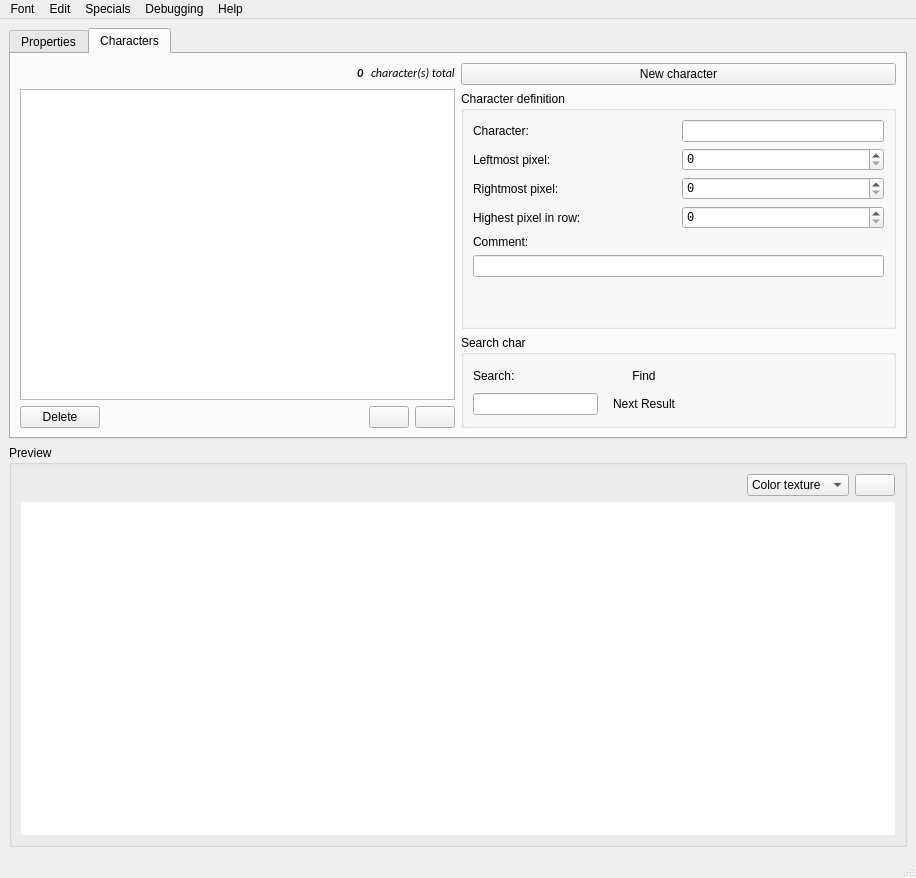
pietr26/OMSI-Tools, file OTModules/wFonts/wfonts.ui: the form before one commit.
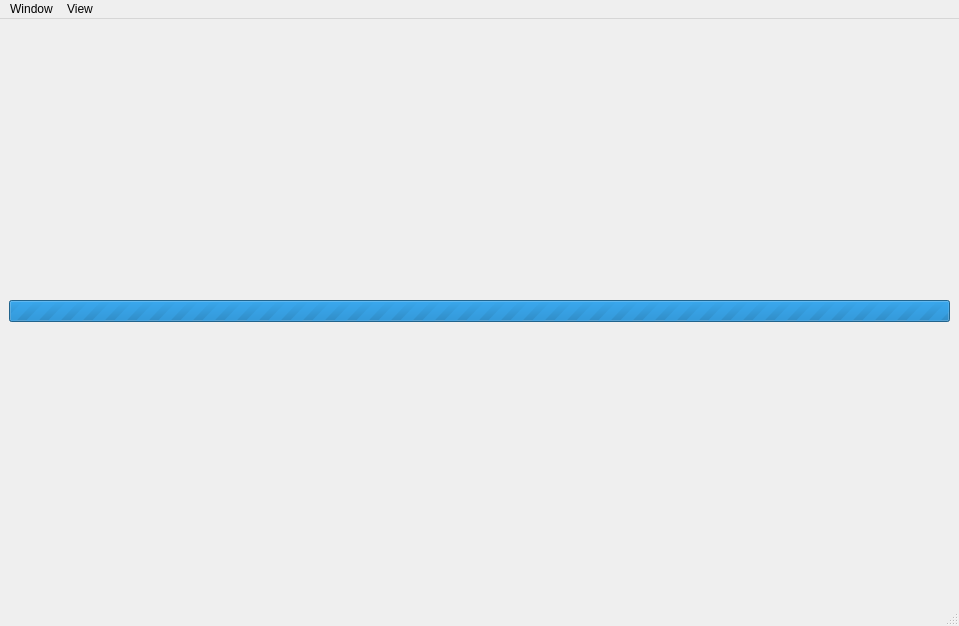
The form after the commit. Icons and pictures are not drawn.

Commit message: Base layout of new wFonts

The edit to the form file:
```diff
--- a/OTModules/wFonts/wfonts.ui
+++ b/OTModules/wFonts/wfonts.ui
@@ -6,8 +6,8 @@
    <rect>
     <x>0</x>
     <y>0</y>
-    <width>916</width>
-    <height>878</height>
+    <width>959</width>
+    <height>626</height>
    </rect>
   </property>
   <property name="acceptDrops">
@@ -21,801 +21,18 @@
     <normaloff>:/rec/data/icons/wFonts.svg</normaloff>:/rec/data/icons/wFonts.svg</iconset>
   </property>
   <widget class="QWidget" name="centralwidget">
-   <layout class="QVBoxLayout" name="verticalLayout_7">
+   <layout class="QVBoxLayout" name="verticalLayout">
     <item>
-     <layout class="QHBoxLayout" name="horizontalLayout">
-      <property name="sizeConstraint">
-       <enum>QLayout::SetMinAndMaxSize</enum>
+     <widget class="QProgressBar" name="pgbProgress">
+      <property name="maximum">
+       <number>0</number>
       </property>
-      <item>
-       <layout class="QVBoxLayout" name="verticalLayout">
-        <item>
-         <widget class="QTabWidget" name="twgFont">
-          <property name="sizePolicy">
-           <sizepolicy hsizetype="Expanding" vsizetype="Preferred">
-            <horstretch>0</horstretch>
-            <verstretch>0</verstretch>
-           </sizepolicy>
-          </property>
-          <property name="minimumSize">
-           <size>
-            <width>600</width>
-            <height>0</height>
-           </size>
-          </property>
-          <property name="tabShape">
-           <enum>QTabWidget::Rounded</enum>
-          </property>
-          <property name="currentIndex">
-           <number>1</number>
-          </property>
-          <property name="elideMode">
-           <enum>Qt::ElideLeft</enum>
-          </property>
-          <widget class="QWidget" name="tabProperties">
-           <attribute name="title">
-            <string>Properties</string>
-           </attribute>
-           <layout class="QVBoxLayout" name="verticalLayout_6">
-            <item>
-             <layout class="QGridLayout" name="gridLayout_4">
-              <item row="4" column="1" colspan="3">
-               <widget class="QLabel" name="lblAlphaTexture">
-                <property name="toolTip">
-                 <string/>
-                </property>
-                <property name="text">
-                 <string>Alpha texture:</string>
-                </property>
-                <property name="buddy">
-                 <cstring>ledAlphaTexture</cstring>
-                </property>
-               </widget>
-              </item>
-              <item row="5" column="1" colspan="2">
-               <widget class="QLineEdit" name="ledAlphaTexture">
-                <property name="font">
-                 <font>
-                  <family>Consolas</family>
-                 </font>
-                </property>
-                <property name="toolTip">
-                 <string/>
-                </property>
-               </widget>
-              </item>
-              <item row="3" column="1" colspan="2">
-               <widget class="QLineEdit" name="ledColorTexture">
-                <property name="font">
-                 <font>
-                  <family>Consolas</family>
-                 </font>
-                </property>
-                <property name="toolTip">
-                 <string/>
-                </property>
-               </widget>
-              </item>
-              <item row="10" column="1" colspan="3">
-               <spacer name="verticalSpacer_2">
-                <property name="orientation">
-                 <enum>Qt::Vertical</enum>
-                </property>
-                <property name="sizeType">
-                 <enum>QSizePolicy::Ignored</enum>
-                </property>
-                <property name="sizeHint" stdset="0">
-                 <size>
-                  <width>20</width>
-                  <height>40</height>
-                 </size>
-                </property>
-               </spacer>
-              </item>
-              <item row="1" column="1" colspan="3">
-               <widget class="QLineEdit" name="ledFontName">
-                <property name="toolTip">
-                 <string/>
-                </property>
-               </widget>
-              </item>
-              <item row="9" column="1" colspan="3">
-               <widget class="QSpinBox" name="sbxDistanceBetweenChars">
-                <property name="font">
-                 <font>
-                  <family>Consolas</family>
-                 </font>
-                </property>
-                <property name="maximum">
-                 <number>10000</number>
-                </property>
-               </widget>
-              </item>
-              <item row="0" column="1" colspan="3">
-               <widget class="QLabel" name="lblFontName">
-                <property name="toolTip">
-                 <string/>
-                </property>
-                <property name="text">
-                 <string>Font name:</string>
-                </property>
-                <property name="buddy">
-                 <cstring>ledFontName</cstring>
-                </property>
-               </widget>
-              </item>
-              <item row="2" column="1" colspan="3">
-               <widget class="QLabel" name="lblColorTexture">
-                <property name="toolTip">
-                 <string/>
-                </property>
-                <property name="text">
-                 <string>Color texture:</string>
-                </property>
-                <property name="buddy">
-                 <cstring>ledColorTexture</cstring>
-                </property>
-               </widget>
-              </item>
-              <item row="6" column="1" colspan="3">
-               <widget class="QLabel" name="lblMaxHeigthOfChars">
-                <property name="toolTip">
-                 <string/>
-                </property>
-                <property name="text">
-                 <string>Maximum height of characters:</string>
-                </property>
-                <property name="buddy">
-                 <cstring>sbxMaxHeigthOfChars</cstring>
-                </property>
-               </widget>
-              </item>
-              <item row="7" column="1" colspan="3">
-               <widget class="QSpinBox" name="sbxMaxHeigthOfChars">
-                <property name="font">
-                 <font>
-                  <family>Consolas</family>
-                 </font>
-                </property>
-                <property name="buttonSymbols">
-                 <enum>QAbstractSpinBox::UpDownArrows</enum>
-                </property>
-                <property name="accelerated">
-                 <bool>false</bool>
-                </property>
-                <property name="showGroupSeparator" stdset="0">
-                 <bool>false</bool>
-                </property>
-                <property name="minimum">
-                 <number>1</number>
-                </property>
-                <property name="maximum">
-                 <number>10000</number>
-                </property>
-                <property name="value">
-                 <number>1</number>
-                </property>
-               </widget>
-              </item>
-              <item row="8" column="1" colspan="3">
-               <widget class="QLabel" name="lblDistanceBetweenChars">
-                <property name="toolTip">
-                 <string/>
-                </property>
-                <property name="text">
-                 <string>Distance between characters:</string>
-                </property>
-                <property name="buddy">
-                 <cstring>sbxDistanceBetweenChars</cstring>
-                </property>
-               </widget>
-              </item>
-              <item row="3" column="3">
-               <widget class="QPushButton" name="btnColorTexture">
-                <property name="sizePolicy">
-                 <sizepolicy hsizetype="Maximum" vsizetype="Maximum">
-                  <horstretch>0</horstretch>
-                  <verstretch>0</verstretch>
-                 </sizepolicy>
-                </property>
-                <property name="toolTip">
-                 <string/>
-                </property>
-                <property name="text">
-                 <string/>
-                </property>
-                <property name="icon">
-                 <iconset theme="folder-open"/>
-                </property>
-               </widget>
-              </item>
-              <item row="5" column="3">
-               <widget class="QPushButton" name="btnAlphaTexture">
-                <property name="sizePolicy">
-                 <sizepolicy hsizetype="Maximum" vsizetype="Maximum">
-                  <horstretch>0</horstretch>
-                  <verstretch>0</verstretch>
-                 </sizepolicy>
-                </property>
-                <property name="toolTip">
-                 <string/>
-                </property>
-                <property name="text">
-                 <string/>
-                </property>
-                <property name="icon">
-                 <iconset theme="folder-open"/>
-                </property>
-               </widget>
-              </item>
-             </layout>
-            </item>
-           </layout>
-          </widget>
-          <widget class="QWidget" name="tabChars">
-           <attribute name="title">
-            <string>Characters</string>
-           </attribute>
-           <layout class="QHBoxLayout" name="horizontalLayout_5">
-            <item>
-             <layout class="QVBoxLayout" name="verticalLayout_3">
-              <item>
-               <layout class="QHBoxLayout" name="horizontalLayout_3">
-                <item>
-                 <spacer name="horizontalSpacer">
-                  <property name="orientation">
-                   <enum>Qt::Horizontal</enum>
-                  </property>
-                  <property name="sizeHint" stdset="0">
-                   <size>
-                    <width>40</width>
-                    <height>20</height>
-                   </size>
-                  </property>
-                 </spacer>
-                </item>
-                <item>
-                 <widget class="QLabel" name="lblCharCount">
-                  <property name="font">
-                   <font>
-                    <family>Calibri</family>
-                    <pointsize>9</pointsize>
-                    <italic>true</italic>
-                    <bold>true</bold>
-                   </font>
-                  </property>
-                  <property name="toolTip">
-                   <string/>
-                  </property>
-                  <property name="text">
-                   <string notr="true">0</string>
-                  </property>
-                 </widget>
-                </item>
-                <item>
-                 <widget class="QLabel" name="lblCharCountText">
-                  <property name="font">
-                   <font>
-                    <family>Calibri</family>
-                    <pointsize>9</pointsize>
-                    <italic>true</italic>
-                   </font>
-                  </property>
-                  <property name="toolTip">
-                   <string/>
-                  </property>
-                  <property name="text">
-                   <string>character(s) total</string>
-                  </property>
-                 </widget>
-                </item>
-               </layout>
-              </item>
-              <item>
-               <widget class="QListView" name="lvwChars">
-                <property name="font">
-                 <font>
-                  <family>Consolas</family>
-                 </font>
-                </property>
-                <property name="tabKeyNavigation">
-                 <bool>false</bool>
-                </property>
-                <property name="dragEnabled">
-                 <bool>true</bool>
-                </property>
-                <property name="dragDropMode">
-                 <enum>QAbstractItemView::NoDragDrop</enum>
-                </property>
-                <property name="selectionMode">
-                 <enum>QAbstractItemView::SingleSelection</enum>
-                </property>
-               </widget>
-              </item>
-              <item>
-               <layout class="QHBoxLayout" name="horizontalLayout_4">
-                <item>
-                 <widget class="QPushButton" name="btnDeleteSelection">
-                  <property name="enabled">
-                   <bool>true</bool>
-                  </property>
-                  <property name="text">
-                   <string>Delete</string>
-                  </property>
-                 </widget>
-                </item>
-                <item>
-                 <widget class="QPushButton" name="btnEditorPreferences">
-                  <property name="text">
-                   <string/>
-                  </property>
-                  <property name="icon">
-                   <iconset theme="document-properties"/>
-                  </property>
-                  <property name="flat">
-                   <bool>true</bool>
-                  </property>
-                 </widget>
-                </item>
-                <item>
-                 <spacer name="horizontalSpacer_3">
-                  <property name="orientation">
-                   <enum>Qt::Horizontal</enum>
-                  </property>
-                  <property name="sizeHint" stdset="0">
-                   <size>
-                    <width>40</width>
-                    <height>20</height>
-                   </size>
-                  </property>
-                 </spacer>
-                </item>
-                <item>
-                 <widget class="QPushButton" name="btnMoveUp">
-                  <property name="enabled">
-                   <bool>true</bool>
-                  </property>
-                  <property name="font">
-                   <font>
-                    <kerning>true</kerning>
-                   </font>
-                  </property>
-                  <property name="text">
-                   <string/>
-                  </property>
-                  <property name="icon">
-                   <iconset theme="go-up"/>
-                  </property>
-                  <property name="autoRepeat">
-                   <bool>true</bool>
-                  </property>
-                  <property name="autoRepeatInterval">
-                   <number>25</number>
-                  </property>
-                  <property name="autoDefault">
-                   <bool>false</bool>
-                  </property>
-                 </widget>
-                </item>
-                <item>
-                 <widget class="QPushButton" name="btnMoveDown">
-                  <property name="enabled">
-                   <bool>true</bool>
-                  </property>
-                  <property name="text">
-                   <string/>
-                  </property>
-                  <property name="icon">
-                   <iconset theme="go-down"/>
-                  </property>
-                  <property name="autoRepeat">
-                   <bool>true</bool>
-                  </property>
-                  <property name="autoRepeatInterval">
-                   <number>25</number>
-                  </property>
-                  <property name="autoDefault">
-                   <bool>false</bool>
-                  </property>
-                 </widget>
-                </item>
-               </layout>
-              </item>
-             </layout>
-            </item>
-            <item>
-             <layout class="QVBoxLayout" name="verticalLayout_4">
-              <item>
-               <widget class="QPushButton" name="btnNewChar">
-                <property name="text">
-                 <string>New character</string>
-                </property>
-               </widget>
-              </item>
-              <item>
-               <widget class="QGroupBox" name="gbxCharEdit">
-                <property name="sizePolicy">
-                 <sizepolicy hsizetype="Preferred" vsizetype="Fixed">
-                  <horstretch>0</horstretch>
-                  <verstretch>0</verstretch>
-                 </sizepolicy>
-                </property>
-                <property name="title">
-                 <string>Character definition</string>
-                </property>
-                <layout class="QVBoxLayout" name="verticalLayout_2">
-                 <item>
-                  <layout class="QGridLayout" name="gridLayout_2">
-                   <property name="sizeConstraint">
-                    <enum>QLayout::SetDefaultConstraint</enum>
-                   </property>
-                   <item row="7" column="0" colspan="4">
-                    <widget class="QLineEdit" name="ledComment">
-                     <property name="enabled">
-                      <bool>true</bool>
-                     </property>
-                     <property name="clearButtonEnabled">
-                      <bool>true</bool>
-                     </property>
-                    </widget>
-                   </item>
-                   <item row="0" column="0" colspan="2">
-                    <widget class="QLabel" name="lblCharacter">
-                     <property name="toolTip">
-                      <string/>
-                     </property>
-                     <property name="text">
-                      <string>Character:</string>
-                     </property>
-                     <property name="buddy">
-                      <cstring>ledCharacter</cstring>
-                     </property>
-                    </widget>
-                   </item>
-                   <item row="6" column="0" colspan="4">
-                    <widget class="QLabel" name="lblComment">
-                     <property name="toolTip">
-                      <string/>
-                     </property>
-                     <property name="text">
-                      <string>Comment:</string>
-                     </property>
-                     <property name="buddy">
-                      <cstring>ledComment</cstring>
-                     </property>
-                    </widget>
-                   </item>
-                   <item row="2" column="0" rowspan="2" colspan="2">
-                    <widget class="QLabel" name="lblRightPixel">
-                     <property name="toolTip">
-                      <string/>
-                     </property>
-                     <property name="text">
-                      <string>Rightmost pixel:</string>
-                     </property>
-                     <property name="buddy">
-                      <cstring>sbxRightPixel</cstring>
-                     </property>
-                    </widget>
-                   </item>
-                   <item row="4" column="0" rowspan="2" colspan="2">
-                    <widget class="QLabel" name="lblHighestPixelInFontRow">
-                     <property name="font">
-                      <font>
-                       <family>Segoe UI</family>
-                      </font>
-                     </property>
-                     <property name="toolTip">
-                      <string/>
-                     </property>
-                     <property name="text">
-                      <string>Highest pixel in row:</string>
-                     </property>
-                     <property name="buddy">
-                      <cstring>sbxHighestPixelInFontRow</cstring>
-                     </property>
-                    </widget>
-                   </item>
-                   <item row="0" column="2" colspan="2">
-                    <widget class="QLineEdit" name="ledCharacter">
-                     <property name="enabled">
-                      <bool>true</bool>
-                     </property>
-                     <property name="font">
-                      <font>
-                       <family>Consolas</family>
-                      </font>
-                     </property>
-                     <property name="toolTip">
-                      <string/>
-                     </property>
-                     <property name="maxLength">
-                      <number>1</number>
-                     </property>
-                     <property name="cursorMoveStyle">
-                      <enum>Qt::LogicalMoveStyle</enum>
-                     </property>
-                     <property name="clearButtonEnabled">
-                      <bool>false</bool>
-                     </property>
-                    </widget>
-                   </item>
-                   <item row="1" column="0" colspan="2">
-                    <widget class="QLabel" name="lblLeftPixel">
-                     <property name="toolTip">
-                      <string/>
-                     </property>
-                     <property name="text">
-                      <string>Leftmost pixel:</string>
-                     </property>
-                     <property name="buddy">
-                      <cstring>sbxLeftPixel</cstring>
-                     </property>
-                    </widget>
-                   </item>
-                   <item row="4" column="2" rowspan="2" colspan="2">
-                    <widget class="QSpinBox" name="sbxHighestPixelInFontRow">
-                     <property name="font">
-                      <font>
-                       <family>Consolas</family>
-                      </font>
-                     </property>
-                     <property name="maximum">
-                      <number>10000</number>
-                     </property>
-                    </widget>
-                   </item>
-                   <item row="2" column="2" rowspan="2" colspan="2">
-                    <widget class="QSpinBox" name="sbxRightPixel">
-                     <property name="font">
-                      <font>
-                       <family>Consolas</family>
-                      </font>
-                     </property>
-                     <property name="maximum">
-                      <number>10000</number>
-                     </property>
-                    </widget>
-                   </item>
-                   <item row="1" column="2" colspan="2">
-                    <widget class="QSpinBox" name="sbxLeftPixel">
-                     <property name="font">
-                      <font>
-                       <family>Consolas</family>
-                      </font>
-                     </property>
-                     <property name="maximum">
-                      <number>10000</number>
-                     </property>
-                    </widget>
-                   </item>
-                  </layout>
-                 </item>
-                 <item>
-                  <spacer name="verticalSpacer">
-                   <property name="orientation">
-                    <enum>Qt::Vertical</enum>
-                   </property>
-                   <property name="sizeType">
-                    <enum>QSizePolicy::Maximum</enum>
-                   </property>
-                   <property name="sizeHint" stdset="0">
-                    <size>
-                     <width>20</width>
-                     <height>40</height>
-                    </size>
-                   </property>
-                  </spacer>
-                 </item>
-                </layout>
-               </widget>
-              </item>
-              <item>
-               <widget class="QGroupBox" name="gbxSearchChar">
-                <property name="title">
-                 <string>Search char</string>
-                </property>
-                <layout class="QVBoxLayout" name="verticalLayout_5">
-                 <item>
-                  <layout class="QGridLayout" name="gridLayout_3">
-                   <item row="0" column="0">
-                    <widget class="QLabel" name="lblSearch">
-                     <property name="text">
-                      <string>Search:</string>
-                     </property>
-                     <property name="buddy">
-                      <cstring>ledSearch</cstring>
-                     </property>
-                    </widget>
-                   </item>
-                   <item row="0" column="1">
-                    <widget class="QPushButton" name="btnFind">
-                     <property name="text">
-                      <string>Find</string>
-                     </property>
-                     <property name="autoDefault">
-                      <bool>false</bool>
-                     </property>
-                     <property name="default">
-                      <bool>false</bool>
-                     </property>
-                     <property name="flat">
-                      <bool>true</bool>
-                     </property>
-                    </widget>
-                   </item>
-                   <item row="0" column="3">
-                    <widget class="QPushButton" name="btnCloseSearch">
-                     <property name="sizePolicy">
-                      <sizepolicy hsizetype="Minimum" vsizetype="Fixed">
-                       <horstretch>0</horstretch>
-                       <verstretch>0</verstretch>
-                      </sizepolicy>
-                     </property>
-                     <property name="text">
-                      <string/>
-                     </property>
-                     <property name="icon">
-                      <iconset theme="application-exit"/>
-                     </property>
-                     <property name="flat">
-                      <bool>true</bool>
-                     </property>
-                    </widget>
-                   </item>
-                   <item row="1" column="0">
-                    <widget class="QLineEdit" name="ledSearch">
-                     <property name="sizePolicy">
-                      <sizepolicy hsizetype="Fixed" vsizetype="Fixed">
-                       <horstretch>0</horstretch>
-                       <verstretch>0</verstretch>
-                      </sizepolicy>
-                     </property>
-                     <property name="font">
-                      <font>
-                       <family>Consolas</family>
-                      </font>
-                     </property>
-                     <property name="maxLength">
-                      <number>1</number>
-                     </property>
-                    </widget>
-                   </item>
-                   <item row="1" column="1">
-                    <widget class="QPushButton" name="btnNextResult">
-                     <property name="text">
-                      <string>Next Result</string>
-                     </property>
-                     <property name="shortcut">
-                      <string notr="true">F3</string>
-                     </property>
-                     <property name="autoDefault">
-                      <bool>false</bool>
-                     </property>
-                     <property name="default">
-                      <bool>false</bool>
-                     </property>
-                     <property name="flat">
-                      <bool>true</bool>
-                     </property>
-                    </widget>
-                   </item>
-                   <item row="0" column="2" rowspan="2">
-                    <spacer name="horizontalSpacer_5">
-                     <property name="orientation">
-                      <enum>Qt::Horizontal</enum>
-                     </property>
-                     <property name="sizeHint" stdset="0">
-                      <size>
-                       <width>40</width>
-                       <height>20</height>
-                      </size>
-                     </property>
-                    </spacer>
-                   </item>
-                  </layout>
-                 </item>
-                </layout>
-               </widget>
-              </item>
-             </layout>
-            </item>
-           </layout>
-          </widget>
-         </widget>
-        </item>
-       </layout>
-      </item>
-     </layout>
-    </item>
-    <item>
-     <widget class="QGroupBox" name="gbxPreview">
-      <property name="sizePolicy">
-       <sizepolicy hsizetype="Preferred" vsizetype="MinimumExpanding">
-        <horstretch>0</horstretch>
-        <verstretch>0</verstretch>
-       </sizepolicy>
+      <property name="value">
+       <number>0</number>
       </property>
-      <property name="title">
-       <string>Preview</string>
+      <property name="textVisible">
+       <bool>false</bool>
       </property>
-      <layout class="QVBoxLayout" name="verticalLayout_8">
-       <item>
-        <layout class="QHBoxLayout" name="horizontalLayout_2">
-         <item>
-          <spacer name="horizontalSpacer_2">
-           <property name="orientation">
-            <enum>Qt::Horizontal</enum>
-           </property>
-           <property name="sizeHint" stdset="0">
-            <size>
-             <width>40</width>
-             <height>20</height>
-            </size>
-           </property>
-          </spacer>
-         </item>
-         <item>
-          <widget class="QComboBox" name="cobxPreviewOptions">
-           <property name="currentIndex">
-            <number>0</number>
-           </property>
-           <property name="sizeAdjustPolicy">
-            <enum>QComboBox::AdjustToContents</enum>
-           </property>
-           <item>
-            <property name="text">
-             <string>Color texture</string>
-            </property>
-           </item>
-           <item>
-            <property name="text">
-             <string>Alpha texture</string>
-            </property>
-           </item>
-          </widget>
-         </item>
-         <item>
-          <widget class="QPushButton" name="btnReloadTexPreview">
-           <property name="sizePolicy">
-            <sizepolicy hsizetype="Maximum" vsizetype="Maximum">
-             <horstretch>0</horstretch>
-             <verstretch>0</verstretch>
-            </sizepolicy>
-           </property>
-           <property name="toolTip">
-            <string>Reload texture preview</string>
-           </property>
-           <property name="text">
-            <string/>
-           </property>
-           <property name="icon">
-            <iconset theme="view-refresh"/>
-           </property>
-          </widget>
-         </item>
-        </layout>
-       </item>
-       <item>
-        <widget class="QGraphicsView" name="grvTexPreview">
-         <property name="sizePolicy">
-          <sizepolicy hsizetype="MinimumExpanding" vsizetype="MinimumExpanding">
-           <horstretch>0</horstretch>
-           <verstretch>0</verstretch>
-          </sizepolicy>
-         </property>
-         <property name="frameShape">
-          <enum>QFrame::NoFrame</enum>
-         </property>
-         <property name="frameShadow">
-          <enum>QFrame::Sunken</enum>
-         </property>
-         <property name="renderHints">
-          <set>QPainter::Antialiasing|QPainter::LosslessImageRendering|QPainter::SmoothPixmapTransform|QPainter::TextAntialiasing</set>
-         </property>
-        </widget>
-       </item>
-      </layout>
      </widget>
     </item>
    </layout>
@@ -825,16 +42,13 @@
     <rect>
      <x>0</x>
      <y>0</y>
-     <width>916</width>
+     <width>959</width>
      <height>25</height>
     </rect>
    </property>
-   <widget class="QMenu" name="menuFont">
-    <property name="toolTip">
-     <string/>
-    </property>
+   <widget class="QMenu" name="menuWindow">
     <property name="title">
-     <string>Font</string>
+     <string>Window</string>
     </property>
     <widget class="QMenu" name="menuRecentlyOpenedFonts">
      <property name="title">
@@ -860,52 +74,16 @@
     <addaction name="actionBackToHome"/>
     <addaction name="actionClose"/>
    </widget>
-   <widget class="QMenu" name="menuSpecials">
-    <property name="toolTip">
-     <string/>
-    </property>
+   <widget class="QMenu" name="menuView">
     <property name="title">
-     <string>Specials</string>
+     <string>View</string>
     </property>
     <addaction name="actionFindChar"/>
     <addaction name="separator"/>
     <addaction name="actionPreferences"/>
    </widget>
-   <widget class="QMenu" name="menuEdit">
-    <property name="toolTip">
-     <string/>
-    </property>
-    <property name="title">
-     <string>Edit</string>
-    </property>
-    <addaction name="separator"/>
-    <addaction name="actionNewChar"/>
-    <addaction name="actionDeleteSelection"/>
-    <addaction name="actionDuplicateCharacter"/>
-    <addaction name="separator"/>
-    <addaction name="actionMoveCharUp"/>
-    <addaction name="actionMoveCharDown"/>
-   </widget>
-   <widget class="QMenu" name="menuDebugging">
-    <property name="toolTip">
-     <string/>
-    </property>
-    <property name="title">
-     <string>Debugging</string>
-    </property>
-    <addaction name="actionGoToNextError"/>
-   </widget>
-   <widget class="QMenu" name="menuHelp">
-    <property name="title">
-     <string>Help</string>
-    </property>
-    <addaction name="actionSendFeedback"/>
-   </widget>
-   <addaction name="menuFont"/>
-   <addaction name="menuEdit"/>
-   <addaction name="menuSpecials"/>
-   <addaction name="menuDebugging"/>
-   <addaction name="menuHelp"/>
+   <addaction name="menuWindow"/>
+   <addaction name="menuView"/>
   </widget>
   <widget class="QStatusBar" name="statusbar"/>
   <action name="actionOpen">
```
Left out of the diff: 317 changed lines with no effect on the pictures. The commit also changes 17 other files.
